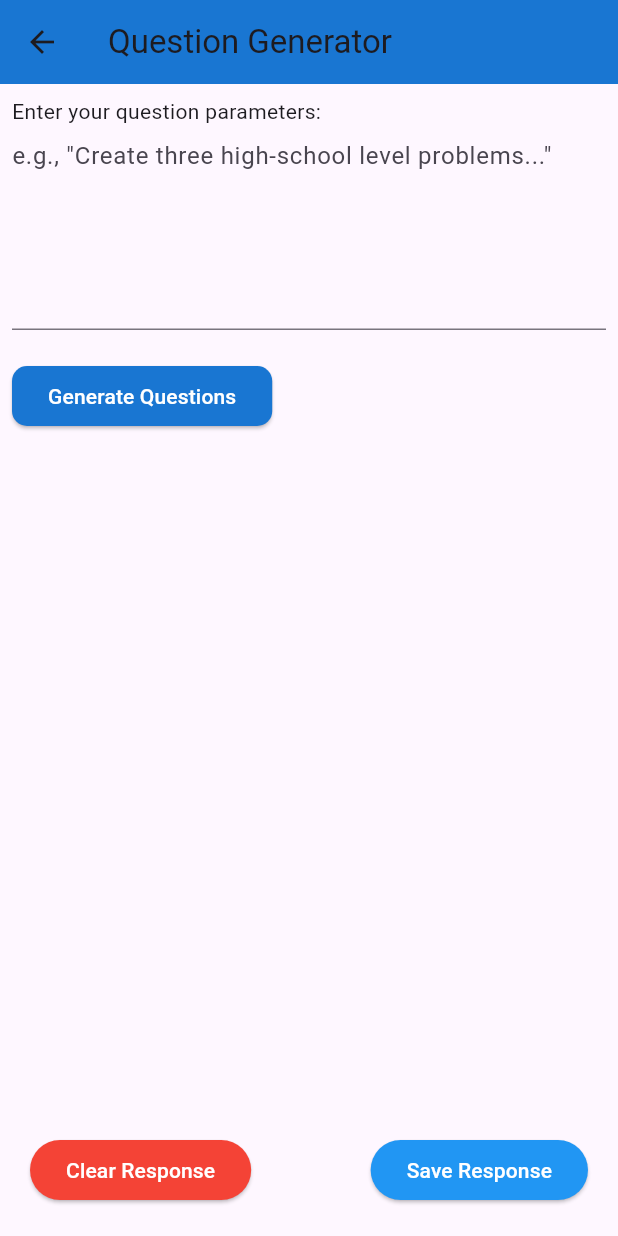
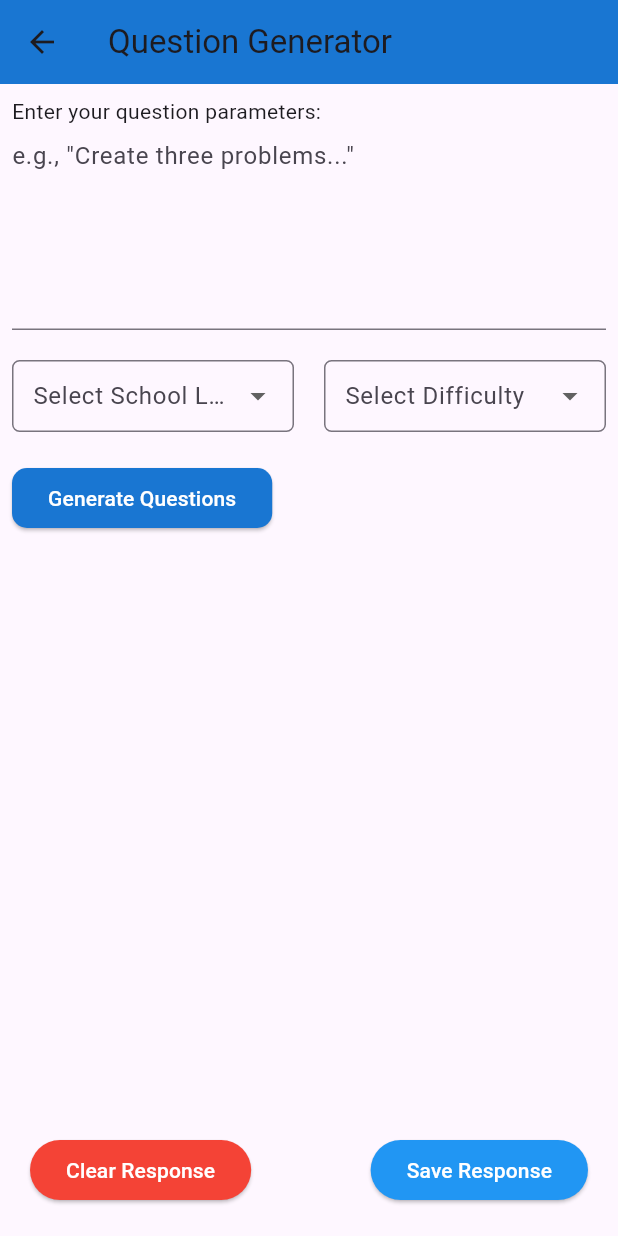
Before and after one commit to umgc/spring2024, a Flutter app: the QuestionGeneratorScreen screen opened directly, after a tap on "Generate Questions", on a phone screen of 412 x 824 dp. Run offline on Flutter 3.47's test engine with Material 3 defaults, Android fonts, the phone set to English and light mode, and no system bars; our stand-ins replace cloud_firestore, file_picker, firebase_auth, firebase_core, flutter_dotenv; accounts and stored records are empty.

```diff
--- a/LLM/educ_ai_tion/lib/screens/question_generator_screen.dart
+++ b/LLM/educ_ai_tion/lib/screens/question_generator_screen.dart
@@ -1,8 +1,6 @@
 import 'package:flutter/material.dart';
+import 'package:cloud_firestore/cloud_firestore.dart';
 import '../services/openai_services.dart'; // Ensure this import matches the location of your OpenAIService class
-import 'package:cloud_firestore/cloud_firestore.dart';
-
-
 
 
 // Question Generator Screen
@@ -11,31 +9,47 @@ import 'package:cloud_firestore/cloud_firestore.dart';
 // Users can input topics or specific questions, and the app will use the OpenAI service to generate corresponding questions and answers.
 // Options for customizing the difficulty level and subject area are also provided.
 
+
+/// A screen that allows users to generate questions based on input text and save them to Firestore.
 class QuestionGeneratorScreen extends StatefulWidget {
   @override
-  _QuestionGeneratorScreenState createState() => _QuestionGeneratorScreenState();
+  _QuestionGeneratorScreenState createState() =>
+      _QuestionGeneratorScreenState();
 }
 
 class _QuestionGeneratorScreenState extends State<QuestionGeneratorScreen> {
   final TextEditingController _controller = TextEditingController();
-  final OpenAIService _openAIService = OpenAIService();
   String _generatedQuestions = "";
-
   String? _selectedSchoolLevel;
-  String? _selectedDifficulty;
+  String? _selectedDifficultyLevel;
 
 final List<String> _schoolLevels = ['High-School', 'Middle School', 'Elementary School'];
 final List<String> _difficultyLevels = ['Hard', 'Medium', 'Easy'];
 
+  final OpenAIService _openAIService =
+      OpenAIService(); // Instantiate your OpenAIService
+
+  /// Generates questions based on the input text using the OpenAIService.
   void _generateQuestions() async {
     if (_controller.text.isEmpty) {
       // Optionally handle the case where the text field is empty
       return;
     }
+    if (_selectedSchoolLevel == null || _selectedDifficultyLevel == null) {
+      ScaffoldMessenger.of(context).showSnackBar(
+        const SnackBar(
+            content: Text('Please select a school level and difficulty.')),
+      // Optionally handle the case where the dropdowns are not selected
+      );
+      return;
+    }
+    final String prompt = "Create questions for a $_selectedSchoolLevel student at the $_selectedDifficultyLevel level with these parameters: ${_controller.text}.";
+
+
     try {
       // Use the OpenAIService to generate questions based on the input text
       final String response = await _openAIService.generateText(
-          _controller.text,
+          prompt,
           'gpt-3.5-turbo'); //biggest component for integrating with openaiservice
       setState(() {
         _generatedQuestions = response;
@@ -44,13 +58,14 @@ class _QuestionGeneratorScreenState extends State<QuestionGeneratorScreen> {
       // Handle any errors here, perhaps by showing an alert dialog or a Snackbar
       print(e); // For debugging purposes
       ScaffoldMessenger.of(context).showSnackBar(
-        SnackBar(
+        const SnackBar(
             content:
                 Text('Failed to generate questions. Please try again later.')),
       );
     }
   }
 
+  /// Saves the generated questions to Firestore.
   void _saveResponse() async {
     if (_generatedQuestions.isEmpty) {
       ScaffoldMessenger.of(context).showSnackBar(
@@ -78,13 +93,15 @@ class _QuestionGeneratorScreenState extends State<QuestionGeneratorScreen> {
     }
   }
 
+  /// Clears the generated questions.
   void _clearResponse() async {
     final bool confirmClear = await showDialog(
           context: context,
           builder: (context) {
             return AlertDialog(
               title: const Text('Confirmation'),
-          content: const Text('Are you sure you want to clear the generated questions?'),
+              content: const Text(
+                  'Are you sure you want to clear the generated questions?'),
               actions: <Widget>[
                 TextButton(
                   onPressed: () {
@@ -101,15 +118,14 @@ class _QuestionGeneratorScreenState extends State<QuestionGeneratorScreen> {
               ],
             );
           },
-    ) ?? false;
-    if (confirmClear){
+        ) ??
+        false;
+    if (confirmClear) {
       setState(() {
         _generatedQuestions = "";
       });
     }
   }
-
-
 
   @override
   Widget build(BuildContext context) {
@@ -129,9 +145,63 @@ class _QuestionGeneratorScreenState extends State<QuestionGeneratorScreen> {
                 TextField(
                   controller: _controller,
                   decoration: const InputDecoration(
-                hintText: 'e.g., "Create three high-school level problems..."',
+                    hintText:
+                        'e.g., "Create three problems..."',
                   ),
                   maxLines: 5,
+                ),
+                const SizedBox(height: 20),
+            Row(
+              mainAxisAlignment: MainAxisAlignment.spaceBetween,
+              children: [
+                Expanded(
+                  child: DropdownButtonFormField<String>(
+                    value: _selectedSchoolLevel,
+                    decoration: InputDecoration(
+                      labelText: 'Select School Level',
+                      contentPadding: EdgeInsets.symmetric(vertical: 10.0, horizontal: 10.0),
+                      border: OutlineInputBorder(
+                        borderRadius: BorderRadius.circular(5.0),
+                      ),
+                    ),
+                    items: _schoolLevels.map((String value) {
+                      return DropdownMenuItem<String>(
+                        value: value,
+                        child: Text(value),
+                      );
+                    }).toList(),
+                    onChanged: (value) {
+                      setState(() {
+                        _selectedSchoolLevel = value;
+                      });
+                    },
+                  ),
+                ),
+                SizedBox(width: 20), // Add spacing between dropdowns
+                Expanded(
+                  child: DropdownButtonFormField<String>(
+                    value: _selectedDifficultyLevel,
+                    decoration: InputDecoration(
+                      labelText: 'Select Difficulty',
+                      contentPadding: EdgeInsets.symmetric(vertical: 10.0, horizontal: 10.0),
+                      border: OutlineInputBorder(
+                        borderRadius: BorderRadius.circular(5.0),
+                      ),
+                    ),
+                    items: _difficultyLevels.map((String value) {
+                      return DropdownMenuItem<String>(
+                        value: value,
+                        child: Text(value),
+                      );
+                    }).toList(),
+                    onChanged: (value) {
+                      setState(() {
+                        _selectedDifficultyLevel = value;
+                      });
+                    },
+                  ),
+                ),
+              ],
             ),
                 const SizedBox(height: 20),
                 ElevatedButton(
@@ -143,8 +213,7 @@ class _QuestionGeneratorScreenState extends State<QuestionGeneratorScreen> {
                         borderRadius: BorderRadius.circular(10.0),
                       ),
                     ),
-              child: const Text('Generate Questions')
-            ),
+                    child: const Text('Generate Questions')),
                 const SizedBox(height: 20),
                 Expanded(
                   child: SingleChildScrollView(
@@ -160,7 +229,8 @@ class _QuestionGeneratorScreenState extends State<QuestionGeneratorScreen> {
             child: ElevatedButton(
               onPressed: _saveResponse,
               style: ElevatedButton.styleFrom(
-                foregroundColor: Colors.white, backgroundColor: Colors.blue, // Text color
+                foregroundColor: Colors.white,
+                backgroundColor: Colors.blue, // Text color
               ),
               child: const Text('Save Response'),
             ),
@@ -171,7 +241,8 @@ class _QuestionGeneratorScreenState extends State<QuestionGeneratorScreen> {
             child: ElevatedButton(
               onPressed: _clearResponse,
               style: ElevatedButton.styleFrom(
-                foregroundColor: Colors.white, backgroundColor: Colors.red, // Text color
+                foregroundColor: Colors.white,
+                backgroundColor: Colors.red, // Text color
               ),
               child: const Text('Clear Response'),
             ),
--- a/LLM/educ_ai_tion/pubspec.yaml
+++ b/LLM/educ_ai_tion/pubspec.yaml
@@ -41,7 +41,4 @@ flutter:
   uses-material-design: true
   assets:
    - assets/images/
-<<<<<<< HEAD
    - .env
-=======
->>>>>>> d84316ccee0683b99c1771bd7055c222ac34fb94
```
Lines whose indentation alone changed are shown as unchanged.
